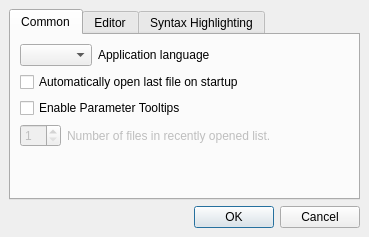
Before: the Qt Designer form src/UiGuiSettingsDialog.ui in danblakemore/universal-indent-gui, drawn with Qt 5.
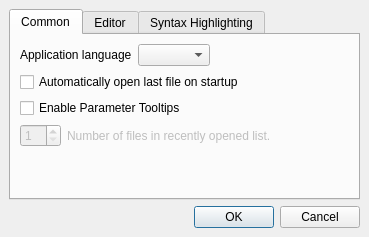
After: the same form once the commit is applied. Icons and pictures are not drawn.

Commit message: Moved the language selection combo box behind the label.

The edit to the form file:
```diff
--- a/src/UiGuiSettingsDialog.ui
+++ b/src/UiGuiSettingsDialog.ui
@@ -52,21 +52,9 @@
          <property name="spacing" >
           <number>6</number>
          </property>
-         <item>
-          <widget class="QComboBox" name="uiGuiLanguage" >
-           <property name="sizePolicy" >
-            <sizepolicy>
-             <hsizetype>0</hsizetype>
-             <vsizetype>0</vsizetype>
-             <horstretch>0</horstretch>
-             <verstretch>0</verstretch>
-            </sizepolicy>
-           </property>
-           <property name="toolTip" >
-            <string>Displays all available translations for UniversalIndentGui and lets you choose one.</string>
-           </property>
-          </widget>
-         </item>
+         <property name="margin" >
+          <number>0</number>
+         </property>
          <item>
           <widget class="QLabel" name="label" >
            <property name="toolTip" >
@@ -80,6 +68,32 @@
            </property>
           </widget>
          </item>
+         <item>
+          <widget class="QComboBox" name="uiGuiLanguage" >
+           <property name="sizePolicy" >
+            <sizepolicy vsizetype="Fixed" hsizetype="Fixed" >
+             <horstretch>0</horstretch>
+             <verstretch>0</verstretch>
+            </sizepolicy>
+           </property>
+           <property name="toolTip" >
+            <string>Displays all available translations for UniversalIndentGui and lets you choose one.</string>
+           </property>
+          </widget>
+         </item>
+         <item>
+          <spacer>
+           <property name="orientation" >
+            <enum>Qt::Horizontal</enum>
+           </property>
+           <property name="sizeHint" >
+            <size>
+             <width>40</width>
+             <height>20</height>
+            </size>
+           </property>
+          </spacer>
+         </item>
         </layout>
        </item>
        <item>
```
Left out of the diff: 72 changed lines with no effect on the pictures.
